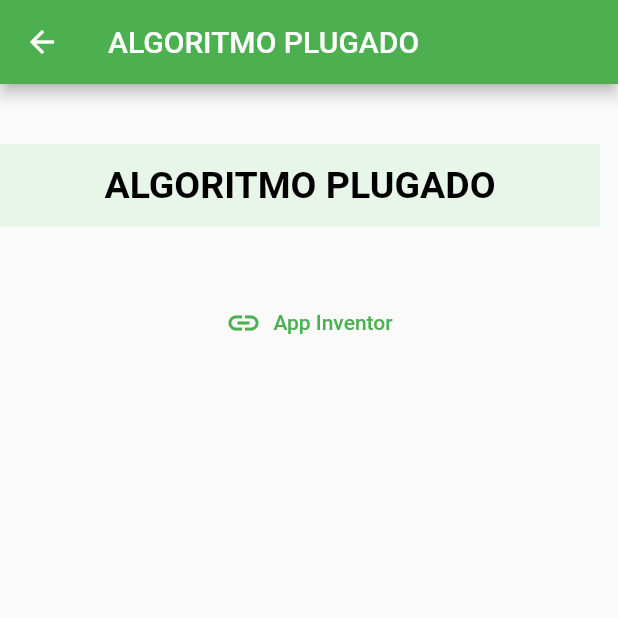
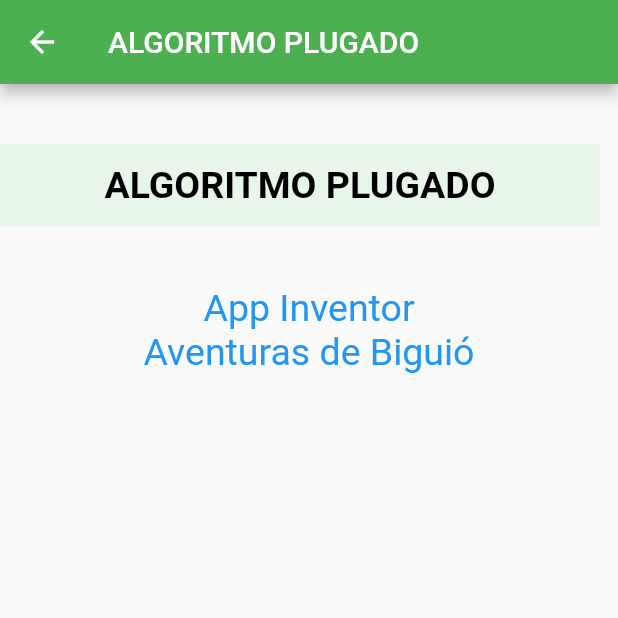
Before and after one commit to iagosinesio/FPA, a Flutter app: the AlgoritmoPlugado screen opened directly, after a tap on "App Inventor", on a phone screen of 412 x 824 dp, the top half of it. Run offline on Flutter 3.47's test engine with Material 2 defaults, Android fonts, the phone set to English and light mode, and no system bars.

```diff
--- a/flutter_application_1/lib/algoritmo_plu.dart
+++ b/flutter_application_1/lib/algoritmo_plu.dart
@@ -1,16 +1,9 @@
+import 'package:flutter/services.dart';
 import 'package:flutter/material.dart';
 import 'package:url_launcher/link.dart';
 import 'package:url_launcher/url_launcher.dart';
 
 class AlgoritmoPlugado extends StatelessWidget {
-  Future<void> _launchLink(String url) async {
-    if (await canLaunch(url)) {
-      await launch(url, forceWebView: false, forceSafariVC: false);
-    } else {
-      print('Não pode executar o link $url');
-    }
-  }
-
   @override
   Widget build(BuildContext context) {
     return Scaffold(
@@ -52,12 +45,15 @@ class AlgoritmoPlugado extends StatelessWidget {
               child: Center(
                 child: Column(
                   children: [
-                    TextButton.icon(
-                      icon: Icon(Icons.link),
-                      label: Text("App Inventor"),
-                      onPressed: () =>
-                          _launchLink('https://appinventor.mit.edu/'),
-                    ),
+                    InkWell(
+                        child: Text('App Inventor',
+                            style: TextStyle(color: Colors.blue, fontSize: 25)),
+                        onTap: () => launch('https://appinventor.mit.edu/')),
+                    InkWell(
+                        child: Text('Aventuras de Biguió',
+                            style: TextStyle(color: Colors.blue, fontSize: 25)),
+                        onTap: () => launch(
+                            'http://thinktedlab.org/jogos/aventuras-de-biguio/')),
                   ],
                 ),
               ),
```
